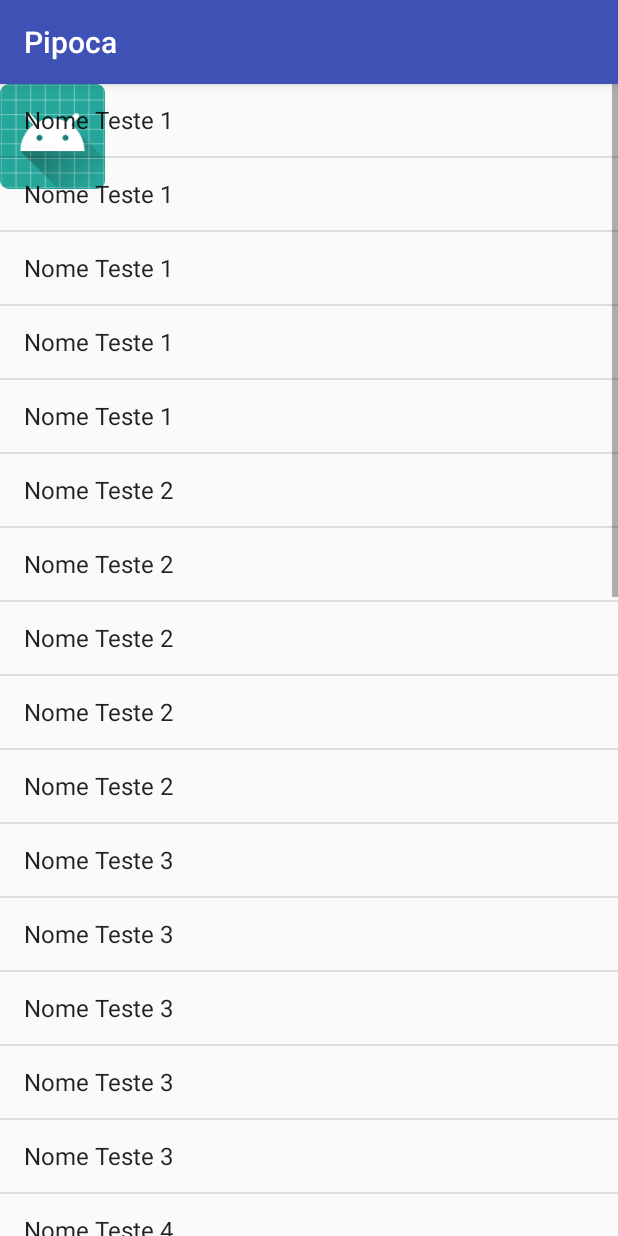
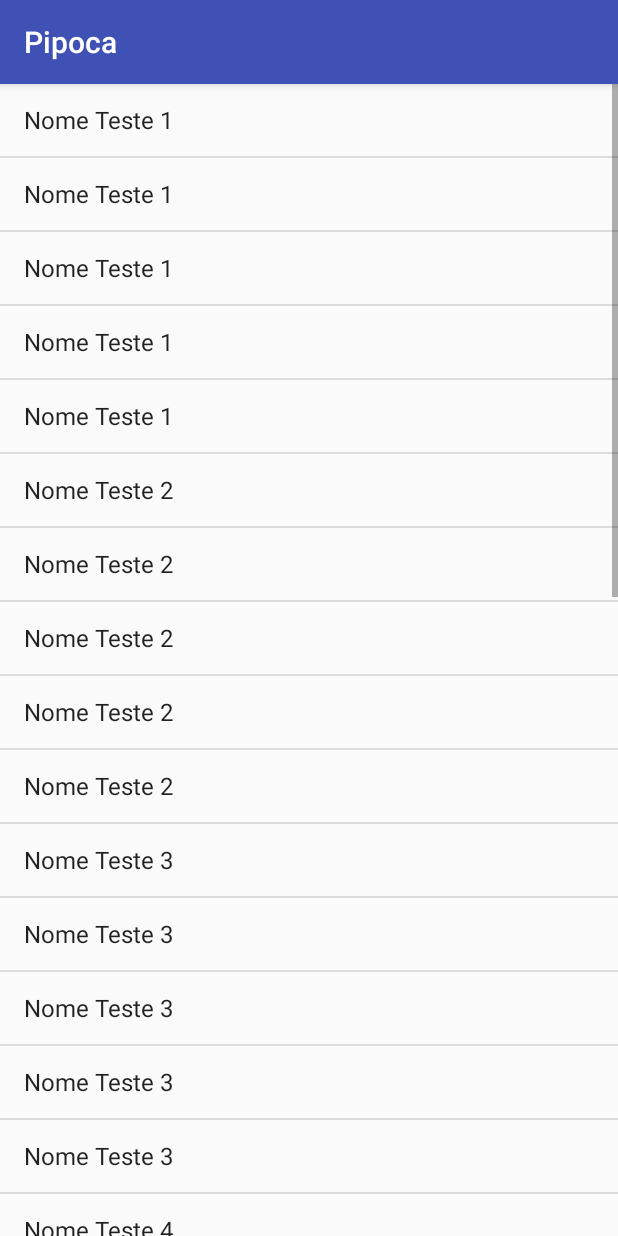
Before and after one commit to RenanGouveia/DESWEBMOB, an Android app: the screen it shows after launch (ListarFilmesActivity), after a tap on "LISTAR", on a phone screen of 412 x 824 dp. Run offline under Robolectric (Android 15) with nearby library versions, the phone set to English and light mode, and no system bars.

Commit message:
Entrega 2 - Pipoca

```diff
--- a/PipocaMobile/app/src/main/res/layout/activity_listar_filmes.xml
+++ b/PipocaMobile/app/src/main/res/layout/activity_listar_filmes.xml
@@ -6,13 +6,6 @@
     android:layout_height="match_parent"
     tools:context="br.usjt.deswebmob.pipoca_mobile.ListarFilmesActivity">
 
-    <ImageView
-        android:src="@mipmap/ic_launcher"
-        android:contentDescription=""
-        android:id="@+id/conditionImageView"
-        android:layout_width="70dp"
-        android:layout_height="70dp" />
-
     <ListView
         android:layout_width="match_parent"
         android:layout_height="wrap_content"
```
